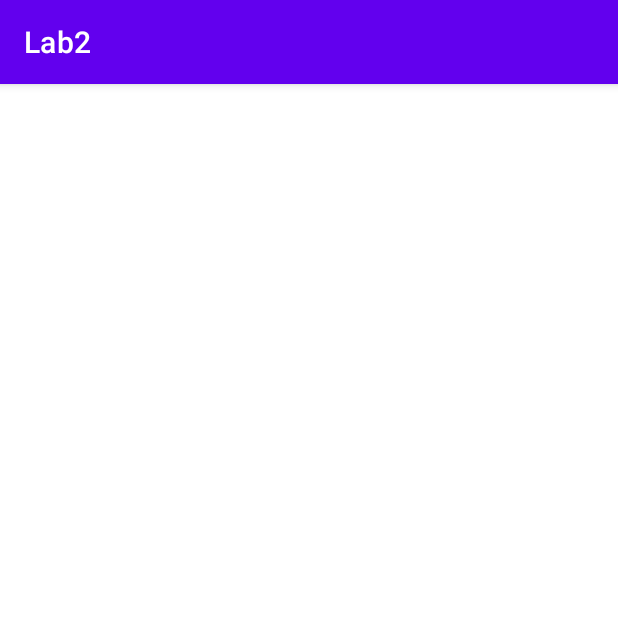
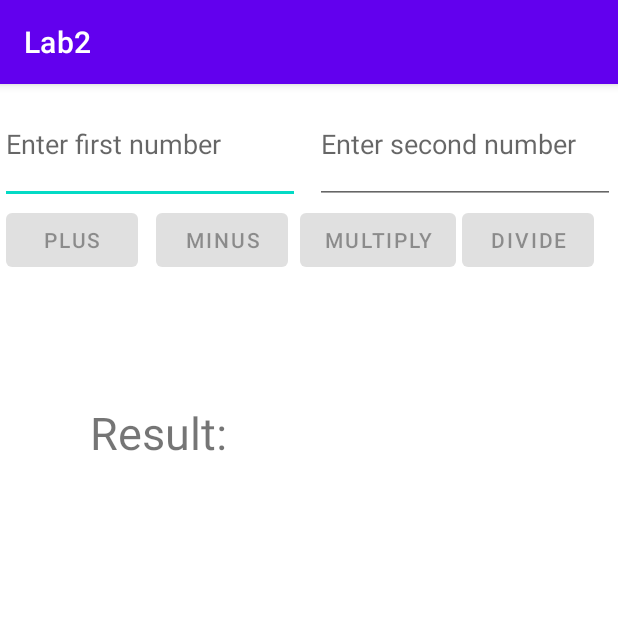
Before and after one commit to PhamVietHoangFPT/LabPRM, an Android app: the Calculator screen opened directly, with no data from a screen before it, on a phone screen of 412 x 824 dp, the top half of it. Run offline under Robolectric (Android 15) with nearby library versions, the phone set to English and light mode, and no system bars.

Commit message:
[Lab2] Viết chương trình tính Tổng, Hiệu, Tích, Thương của 2 số

```diff
--- a/Lab2/app/src/main/java/com/example/lab2/Calculator.java
+++ b/Lab2/app/src/main/java/com/example/lab2/Calculator.java
@@ -1,24 +1,125 @@
 package com.example.lab2;
 
 import android.os.Bundle;
+import android.text.Editable;
+import android.text.TextWatcher;
+import android.widget.Button;
+import android.widget.EditText;
+import android.widget.TextView;
+import androidx.appcompat.app.AppCompatActivity;
 
-import androidx.activity.EdgeToEdge;
-import androidx.appcompat.app.AppCompatActivity;
-import androidx.core.graphics.Insets;
-import androidx.core.view.ViewCompat;
-import androidx.core.view.WindowInsetsCompat;
 
 public class Calculator extends AppCompatActivity {
+    Button plus;
+    Button minus;
+    Button multiply;
+    Button divide;
+    TextView result;
+    EditText firstNumber;
+    EditText secondNumber;
 
     @Override
     protected void onCreate(Bundle savedInstanceState) {
         super.onCreate(savedInstanceState);
-        EdgeToEdge.enable(this);
         setContentView(R.layout.activity_calculator);
-        ViewCompat.setOnApplyWindowInsetsListener(findViewById(R.id.main), (v, insets) -> {
-            Insets systemBars = insets.getInsets(WindowInsetsCompat.Type.systemBars());
-            v.setPadding(systemBars.left, systemBars.top, systemBars.right, systemBars.bottom);
-            return insets;
+
+        firstNumber = findViewById(R.id.firstNumber);
+        secondNumber = findViewById(R.id.secondNumber);
+        plus = findViewById(R.id.plus);
+        minus = findViewById(R.id.minus);
+        multiply = findViewById(R.id.multiply);
+        divide = findViewById(R.id.divide);
+        result = findViewById(R.id.textView);
+
+        TextWatcher textWatcher = new TextWatcher() {
+            @Override
+            public void beforeTextChanged(CharSequence s, int start, int count, int after) {}
+
+            @Override
+            public void onTextChanged(CharSequence s, int start, int before, int count) {}
+
+            @Override
+            public void afterTextChanged(Editable s) {
+                validateInputs();
+            }
+        };
+
+        firstNumber.addTextChangedListener(textWatcher);
+        secondNumber.addTextChangedListener(textWatcher);
+
+        plus.setOnClickListener(v -> {
+            try {
+                float firstValue = Float.parseFloat(firstNumber.getText().toString());
+                float secondValue = Float.parseFloat(secondNumber.getText().toString());
+                result.setText("Result: " + (firstValue + secondValue));
+            } catch (Exception e) {
+                result.setText("Invalid number");
+            }
         });
+
+        minus.setOnClickListener(v -> {
+            try {
+                float firstValue = Float.parseFloat(firstNumber.getText().toString());
+                float secondValue = Float.parseFloat(secondNumber.getText().toString());
+                result.setText("Result: " + (firstValue - secondValue));
+            } catch (Exception e) {
+                result.setText("Invalid number");
+            }
+        });
+
+        multiply.setOnClickListener(v -> {
+            try {
+                float firstValue = Float.parseFloat(firstNumber.getText().toString());
+                float secondValue = Float.parseFloat(secondNumber.getText().toString());
+                result.setText("Result: " + (firstValue * secondValue));
+            } catch (Exception e) {
+                result.setText("Invalid number");
+                }
+        });
+
+        divide.setOnClickListener(v -> {
+            try {
+                float firstValue = Float.parseFloat(firstNumber.getText().toString());
+                float secondValue = Float.parseFloat(secondNumber.getText().toString());
+                result.setText("Result: " + (firstValue / secondValue));
+            } catch (Exception e) {
+                result.setText("Invalid number");
+            }
+        });
+
+        validateInputs();
+    }
+
+    private void validateInputs() {
+        String firstNumberStr = firstNumber.getText().toString();
+        String secondNumberStr = secondNumber.getText().toString();
+
+        if (firstNumberStr.isEmpty() || secondNumberStr.isEmpty()) {
+            plus.setEnabled(false);
+            minus.setEnabled(false);
+            multiply.setEnabled(false);
+            divide.setEnabled(false);
+            return;
+        }
+
+        try {
+            float secondValue = Float.parseFloat(secondNumberStr);
+            if (secondValue == 0) {
+                plus.setEnabled(true);
+                minus.setEnabled(true);
+                multiply.setEnabled(true);
+                divide.setEnabled(false);
+            } else {
+                plus.setEnabled(true);
+                minus.setEnabled(true);
+                multiply.setEnabled(true);
+                divide.setEnabled(true);
+            }
+        } catch (NumberFormatException e) {
+            plus.setEnabled(false);
+            minus.setEnabled(false);
+            multiply.setEnabled(false);
+            divide.setEnabled(false);
+        }
     }
 }
--- a/Lab2/app/src/main/res/layout/activity_calculator.xml
+++ b/Lab2/app/src/main/res/layout/activity_calculator.xml
@@ -7,4 +7,74 @@
     android:layout_height="match_parent"
     tools:context=".Calculator">
 
+    <EditText
+        android:id="@+id/firstNumber"
+        android:layout_width="200dp"
+        android:layout_height="80dp"
+        android:ems="10"
+        android:hint="Enter first number"
+        android:inputType="number"
+        app:layout_constraintStart_toStartOf="parent"
+        app:layout_constraintTop_toTopOf="parent" />
+
+    <EditText
+        android:id="@+id/secondNumber"
+        android:layout_width="200dp"
+        android:layout_height="80dp"
+        android:layout_marginStart="4dp"
+        android:ems="10"
+        android:hint="Enter second number"
+        android:inputType="number"
+        app:layout_constraintEnd_toEndOf="parent"
+        app:layout_constraintHorizontal_bias="0.714"
+        app:layout_constraintStart_toEndOf="@+id/firstNumber"
+        app:layout_constraintTop_toTopOf="parent" />
+
+    <Button
+        android:id="@+id/plus"
+        android:layout_width="wrap_content"
+        android:layout_height="wrap_content"
+        android:layout_marginStart="4dp"
+        android:text="Plus"
+        app:layout_constraintStart_toStartOf="parent"
+        app:layout_constraintTop_toBottomOf="@+id/firstNumber" />
+
+    <Button
+        android:id="@+id/multiply"
+        android:layout_width="wrap_content"
+        android:layout_height="wrap_content"
+        android:layout_marginStart="8dp"
+        android:text="Multiply"
+        app:layout_constraintStart_toEndOf="@+id/minus"
+        app:layout_constraintTop_toBottomOf="@+id/secondNumber" />
+
+    <Button
+        android:id="@+id/divide"
+        android:layout_width="wrap_content"
+        android:layout_height="wrap_content"
+        android:layout_marginStart="4dp"
+        android:text="Divide"
+        app:layout_constraintStart_toEndOf="@+id/multiply"
+        app:layout_constraintTop_toBottomOf="@+id/secondNumber" />
+
+    <Button
+        android:id="@+id/minus"
+        android:layout_width="wrap_content"
+        android:layout_height="wrap_content"
+        android:layout_marginStart="12dp"
+        android:text="Minus"
+        app:layout_constraintStart_toEndOf="@+id/plus"
+        app:layout_constraintTop_toBottomOf="@+id/firstNumber" />
+
+    <TextView
+        android:id="@+id/textView"
+        android:layout_width="286dp"
+        android:layout_height="42dp"
+        android:layout_marginStart="60dp"
+        android:layout_marginTop="212dp"
+        android:text="Result: "
+        android:textSize="30dp"
+        app:layout_constraintStart_toStartOf="parent"
+        app:layout_constraintTop_toTopOf="parent" />
+
 </androidx.constraintlayout.widget.ConstraintLayout>
```
Also changed, not shown: Lab2/app/src/main/java/com/example/lab2/MainActivity.java (+9 -2 lines), Lab2/app/src/main/res/layout/activity_main.xml (+28 -17 lines).
